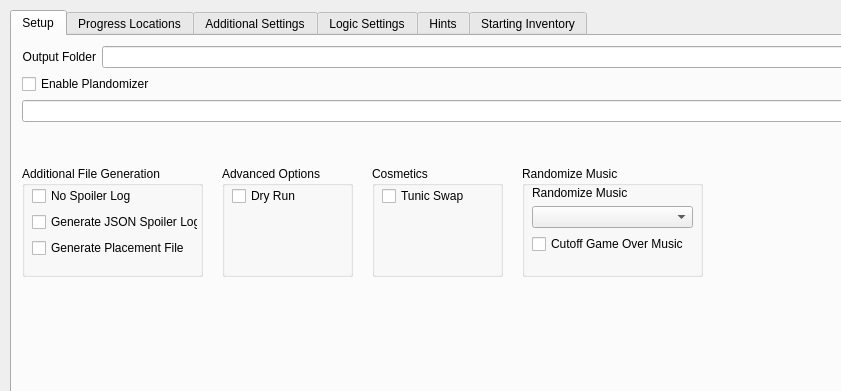
Old version of the form gui/randogui.ui in the repository ssrando/ssrando; both pictures show x 0 to 841 and y 0 to 391 of the 1051 by 734 pixel window.
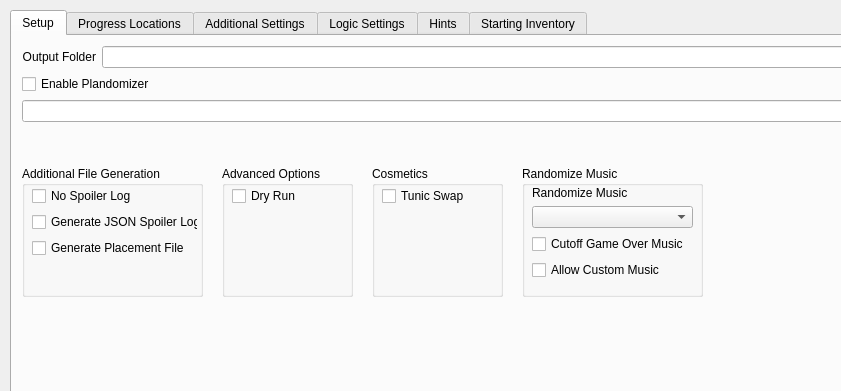
New version of the form. The open tabs and pages were chosen to show the change.

Commit message:
Custom music support (#156)
* Custom music support

* Format

* dec -> hex

Patch:
```diff
--- a/gui/randogui.ui
+++ b/gui/randogui.ui
@@ -150,7 +150,7 @@
         <x>10</x>
         <y>130</y>
         <width>181</width>
-        <height>111</height>
+        <height>131</height>
        </rect>
       </property>
       <property name="title">
@@ -209,7 +209,7 @@
         <x>210</x>
         <y>130</y>
         <width>131</width>
-        <height>111</height>
+        <height>131</height>
        </rect>
       </property>
       <property name="title">
@@ -221,7 +221,7 @@
          <x>10</x>
          <y>20</y>
          <width>111</width>
-         <height>81</height>
+         <height>101</height>
         </rect>
        </property>
        <layout class="QVBoxLayout" name="verticalLayout_34">
@@ -254,7 +254,7 @@
         <x>360</x>
         <y>130</y>
         <width>131</width>
-        <height>111</height>
+        <height>131</height>
        </rect>
       </property>
       <property name="title">
@@ -299,7 +299,7 @@
         <x>510</x>
         <y>130</y>
         <width>181</width>
-        <height>111</height>
+        <height>131</height>
        </rect>
       </property>
       <property name="title">
@@ -311,7 +311,7 @@
          <x>10</x>
          <y>20</y>
          <width>161</width>
-         <height>89</height>
+         <height>101</height>
         </rect>
        </property>
        <layout class="QVBoxLayout" name="verticalLayout_35">
@@ -336,6 +336,13 @@
           </property>
          </widget>
         </item>
+        <item>
+         <widget class="QCheckBox" name="option_allow_custom_music">
+          <property name="text">
+           <string>Allow Custom Music</string>
+          </property>
+         </widget>
+        </item>
         <item>
          <spacer name="verticalSpacer_16">
           <property name="orientation">
```
The commit also changes 3 other files.
